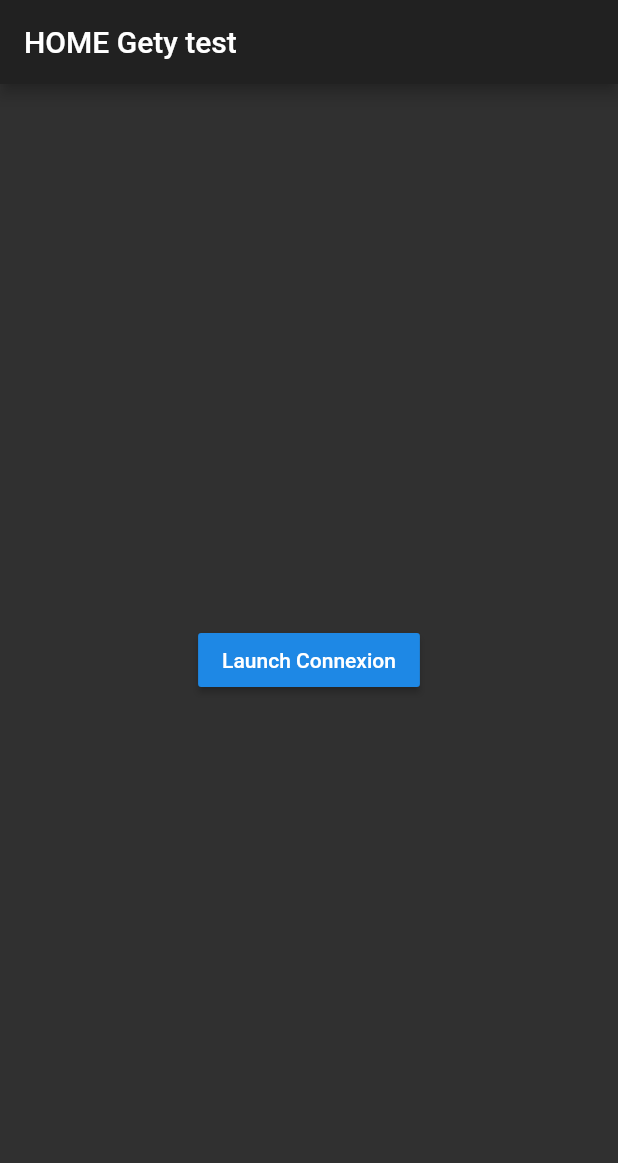
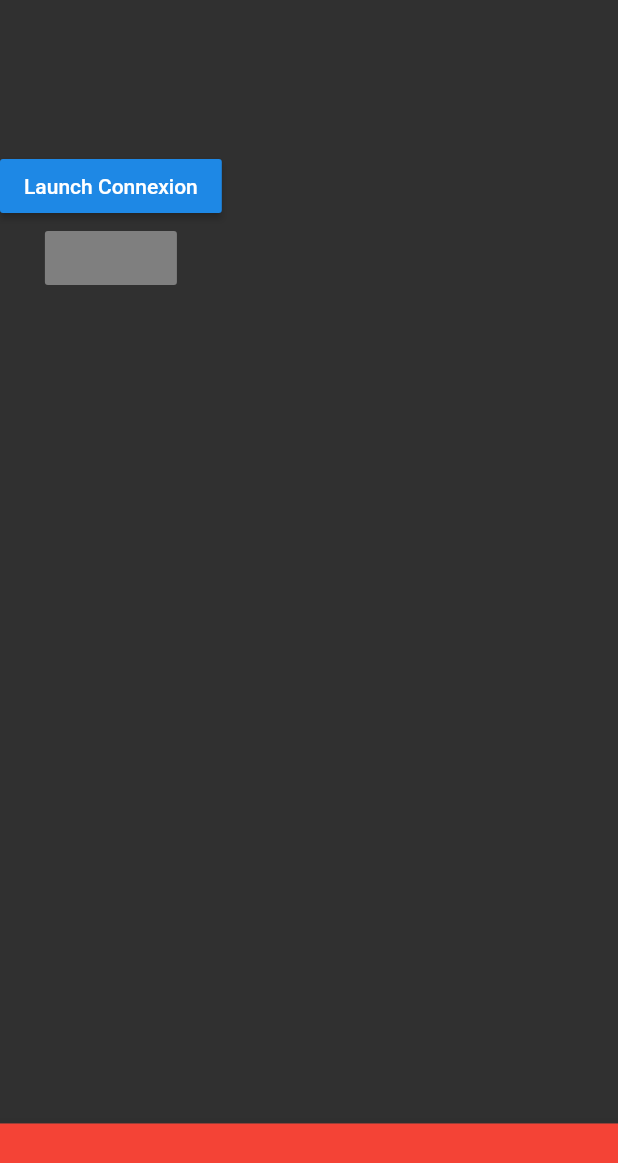
Before and after one commit to GeoffroyMuller/Gety, a Flutter app: the screen it shows after launch, on a phone screen of 412 x 824 dp. Shown: the top 1163 px of the screen. Run offline on Flutter 3.47's test engine with Material 2 defaults, Android fonts, the phone set to English and light mode, and no system bars.

Commit message:
multi page

```diff
--- a/gety_front/lib/components/ConnectionForm.dart
+++ b/gety_front/lib/components/ConnectionForm.dart
@@ -67,7 +67,7 @@ class _ConnectionForm extends State<ConnectionForm> {
                 },
               ),
               SizedBox(height: 30),
-              ButtonSubmitStyle(context, _formKey, null, "CONNEXION"),
+              ButtonSubmitStyle(context, _formKey, (){formValidation();}, "CONNEXION"),
               SizedBox(height: 30),
               Container(
                 color: Colors.green,
@@ -88,7 +88,7 @@ class _ConnectionForm extends State<ConnectionForm> {
 
   void formValidation(){
     //si il est valide
-    Navigator.pushNamed(context, '/messenger');
+    Navigator.pushNamed(context, '/swipehome');
   }
 
 }
--- a/gety_front/lib/main.dart
+++ b/gety_front/lib/main.dart
@@ -2,6 +2,7 @@ import 'package:flutter/material.dart';
 import 'package:gety_front/pages/Connection.dart';
 import 'package:gety_front/pages/Home.dart';
 import 'package:gety_front/pages/Messenger.dart';
+import 'package:gety_front/pages/SwipeHome.dart';
 
 void main() {
   runApp(new MyApp());
@@ -21,7 +22,7 @@ class MyApp extends StatelessWidget {
         '/' : (context) => new Home(),
         '/connection': (context) => new Connection(),
         '/messenger' : (context) => new Messenger(),
-        '/swipehome' : (context) => new Messenger(),
+        '/swipehome' : (context) => new SwipeHome(),
 
       },
     );
--- a/gety_front/lib/pages/Home.dart
+++ b/gety_front/lib/pages/Home.dart
@@ -9,7 +9,45 @@ class Home extends StatefulWidget {
 }
 
 class _Home extends State<Home> {
-  @override
+  bool clickedCentreFAB = false; //boolean used to handle container animation which expands from the FAB
+  int selectedIndex = 0; //to handle which item is currently selected in the bottom app bar
+  String text = "Home";
+
+  //call this method on click of each bottom app bar item to update the screen
+  void updateTabSelection(int index, String buttonText) {
+    setState(() {
+      selectedIndex = index;
+      text = buttonText;
+    });
+  }
+
+   @override
+  Widget build(BuildContext context) {
+    return Scaffold(
+      body: Column(
+          children: <Widget>[
+            SizedBox(height: 100),
+            RaisedButton(
+              child: Text('Launch Connexion'),
+              onPressed: () {
+                // Navigate to the second screen when tapped.
+                Navigator.pushNamed(context, '/connection');
+              },
+            ),
+            RaisedButton(onPressed: null),
+          ],
+      ),
+      bottomNavigationBar: BottomAppBar(
+        child: Container(
+            color : Colors.red,
+            height: 75,
+            margin: EdgeInsets.only(left: 0.0, right: 0.0)
+        ),
+      ),
+    );
+  }
+}
+ /* @override
   Widget build(BuildContext context) {
     return Scaffold(
       appBar: AppBar(
@@ -26,4 +64,4 @@ class _Home extends State<Home> {
       ),
     );
   }
-}
+}}*/
```
Also changed, not shown: gety_front/lib/pages/Messenger.dart (+11 -3 lines), gety_front/lib/pages/SwipeHome.dart (added, +50 -0 lines).
